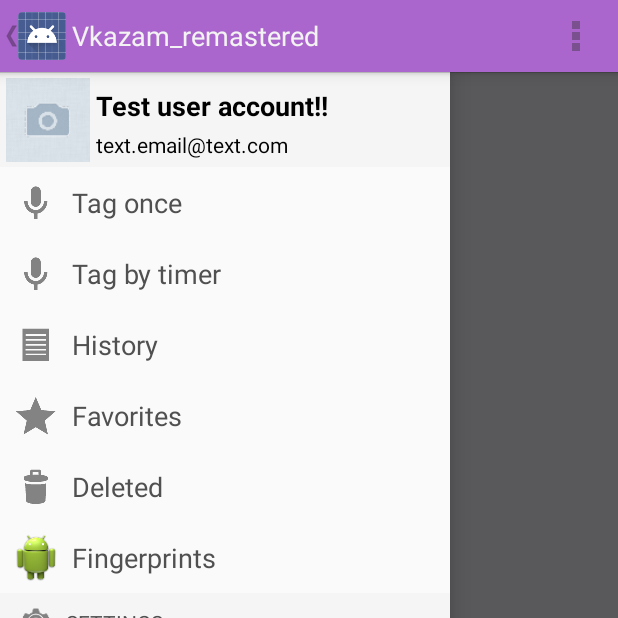
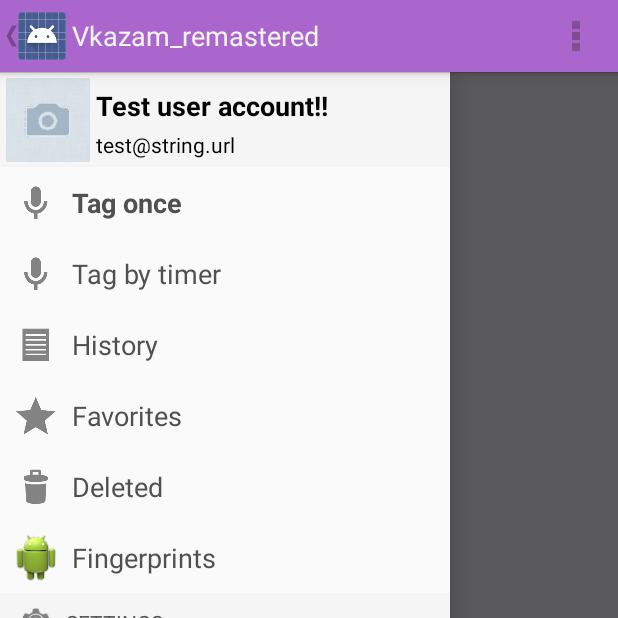
Before and after one commit to SpitsinStafichuk/Vkazam_remastered, an Android app: the screen it shows after launch (DrawerActivity), on a phone screen of 412 x 824 dp, the top half of it. Run offline under Robolectric (Android 15) with nearby library versions, the phone set to English and light mode, and no system bars; 2 statements that could not run were skipped.

Commit message:
- created single selection for drawer elements

```diff
--- a/app/src/main/java/com/SpitsinStafichuk/vkazam_remastered/NavigationDrawerFragment.java
+++ b/app/src/main/java/com/SpitsinStafichuk/vkazam_remastered/NavigationDrawerFragment.java
@@ -32,10 +32,7 @@ import android.view.MenuInflater;
 import android.view.MenuItem;
 import android.view.View;
 import android.view.ViewGroup;
-import android.widget.Adapter;
 import android.widget.AdapterView;
-import android.widget.ArrayAdapter;
-import android.widget.BaseAdapter;
 import android.widget.ListView;
 import android.widget.Toast;
 
@@ -81,6 +78,7 @@ public class NavigationDrawerFragment extends Fragment {
 
     private DrawerLayout mDrawerLayout;
     private ListView mDrawerListView;
+    private VkazamDrawerAdapter mDrawerAdapter;
     private View mFragmentContainerView;
 
     private int mCurrentSelectedPosition = 0;
@@ -129,7 +127,7 @@ public class NavigationDrawerFragment extends Fragment {
         elements.add(new DrawerSecondaryElement.Builder().setIconRes(R.drawable.ic_action_settings).setTitleRes(R.string.SETTINGS_PAGE).build());
         elements.add(new DrawerSecondaryElement.Builder().setIconRes(R.drawable.ic_action_about).setTitleRes(R.string.ABOUT_PAGE).build());
         elements.add(new DrawerSecondaryElement.Builder().setIconRes(R.drawable.ic_action_email).setTitleRes(R.string.SEND_FEEDBACK_PAGE).build());
-        BaseAdapter drawerAdapter = new VkazamDrawerAdapter(getActivity(), elements);
+        mDrawerAdapter = new VkazamDrawerAdapter(getActivity(), elements);
 
         mDrawerListView = (ListView) inflater.inflate(
                 R.layout.fragment_navigation_drawer, container, false);
@@ -139,7 +137,7 @@ public class NavigationDrawerFragment extends Fragment {
                 selectItem(position);
             }
         });
-        mDrawerListView.setAdapter(drawerAdapter);
+        mDrawerListView.setAdapter(mDrawerAdapter);
         mDrawerListView.setItemChecked(mCurrentSelectedPosition, true);
         return mDrawerListView;
     }
@@ -226,6 +224,7 @@ public class NavigationDrawerFragment extends Fragment {
         mCurrentSelectedPosition = position;
         if (mDrawerListView != null) {
             mDrawerListView.setItemChecked(position, true);
+            mDrawerAdapter.setItemChecked(position);
         }
         if (mDrawerLayout != null) {
             mDrawerLayout.closeDrawer(mFragmentContainerView);
--- a/app/src/main/java/com/SpitsinStafichuk/vkazam_remastered/adapters/BindBaseAdapter.java
+++ b/app/src/main/java/com/SpitsinStafichuk/vkazam_remastered/adapters/BindBaseAdapter.java
@@ -21,7 +21,7 @@ import android.widget.BaseAdapter;
 
 /**
  * Abstract implementation of {@link android.widget.BaseAdapter}, that separates
- * getView into creating new view {@link BindBaseAdapter#newView(android.view.ViewGroup)}
+ * getView into creating new view {@link BindBaseAdapter#newView(android.view.ViewGroup, int)}
  * and binding existing view {@link BindBaseAdapter#bindView(android.view.View, int)}.
  *
  * @author Michael Spitsin
--- a/app/src/main/java/com/SpitsinStafichuk/vkazam_remastered/adapters/VkazamDrawerAdapter.java
+++ b/app/src/main/java/com/SpitsinStafichuk/vkazam_remastered/adapters/VkazamDrawerAdapter.java
@@ -41,6 +41,7 @@ public class VkazamDrawerAdapter extends BindBaseAdapter {
 
     private Context mContext;
     private List<VkazamDrawerAdapterElement> mItems;
+    private int mSelectedItemPosition = 1;
 
     public VkazamDrawerAdapter(Context context, List<VkazamDrawerAdapterElement> items) {
         if (items == null) {
@@ -91,6 +92,8 @@ public class VkazamDrawerAdapter extends BindBaseAdapter {
             } else if (element.getIconBitmap() != null) {
                 holder.icon.setImageBitmap(element.getIconBitmap());
             }
+
+            element.setIconSelected(holder.icon, mSelectedItemPosition == position);
         }
 
         if (holder.title != null) {
@@ -99,6 +102,8 @@ public class VkazamDrawerAdapter extends BindBaseAdapter {
             } else if (element.getTitleString() != null) {
                 holder.title.setText(element.getTitleString());
             }
+
+            element.setTitleSelected(holder.title, mSelectedItemPosition == position);
         }
 
         if (holder.summary != null) {
@@ -107,6 +112,8 @@ public class VkazamDrawerAdapter extends BindBaseAdapter {
             } else if (element.getSummaryString() != null) {
                 holder.summary.setText(element.getSummaryString());
             }
+
+            element.setSummarySelected(holder.summary, mSelectedItemPosition == position);
         }
     }
 
@@ -134,4 +141,8 @@ public class VkazamDrawerAdapter extends BindBaseAdapter {
     public long getItemId(int position) {
         return position;
     }
+
+    public void setItemChecked(int position) {
+        mSelectedItemPosition = position;
+    }
 }
--- a/app/src/main/java/com/SpitsinStafichuk/vkazam_remastered/adapters/components/DrawerPrimaryElement.java
+++ b/app/src/main/java/com/SpitsinStafichuk/vkazam_remastered/adapters/components/DrawerPrimaryElement.java
@@ -14,6 +14,10 @@
  * limitations under the License.
  *******************************************************************************/
 package com.SpitsinStafichuk.vkazam_remastered.adapters.components;
+
+import android.graphics.Typeface;
+import android.widget.ImageView;
+import android.widget.TextView;
 
 import com.SpitsinStafichuk.vkazam_remastered.Constants;
 import com.SpitsinStafichuk.vkazam_remastered.R;
@@ -57,6 +61,25 @@ public class DrawerPrimaryElement extends SimpleDrawerAdapterElement{
         return Constants.NO_ID;
     }
 
+    @Override
+    public void setIconSelected(ImageView v, boolean selected) {
+        v.setSelected(selected);
+    }
+
+    @Override
+    public void setTitleSelected(TextView v, boolean selected) {
+        if (selected) {
+            v.setTypeface(null, Typeface.BOLD);
+        } else {
+            v.setTypeface(null, Typeface.NORMAL);
+        }
+    }
+
+    @Override
+    public void setSummarySelected(TextView v, boolean selected) {
+        //nothing because there is no summary
+    }
+
     public static class Builder extends SimpleDrawerAdapterElement.Builder {
 
         @Override
--- a/app/src/main/java/com/SpitsinStafichuk/vkazam_remastered/adapters/components/DrawerProfileElement.java
+++ b/app/src/main/java/com/SpitsinStafichuk/vkazam_remastered/adapters/components/DrawerProfileElement.java
@@ -14,6 +14,10 @@
  * limitations under the License.
  *******************************************************************************/
 package com.SpitsinStafichuk.vkazam_remastered.adapters.components;
+
+import android.graphics.Typeface;
+import android.widget.ImageView;
+import android.widget.TextView;
 
 import com.SpitsinStafichuk.vkazam_remastered.Constants;
 import com.SpitsinStafichuk.vkazam_remastered.R;
@@ -34,7 +38,7 @@ public class DrawerProfileElement extends SimpleDrawerAdapterElement{
 
     @Override
     public int getTypeId() {
-        return 1;
+        return 0;
     }
 
     @Override
@@ -54,7 +58,26 @@ public class DrawerProfileElement extends SimpleDrawerAdapterElement{
 
     @Override
     public int getSummaryLayoutResId() {
-        return Constants.NO_ID;
+        return R.id.summary;
+    }
+
+    @Override
+    public void setIconSelected(ImageView v, boolean selected) {
+        v.setSelected(selected);
+    }
+
+    @Override
+    public void setTitleSelected(TextView v, boolean selected) {
+        //nothing
+    }
+
+    @Override
+    public void setSummarySelected(TextView v, boolean selected) {
+        if (selected) {
+            v.setTypeface(null, Typeface.BOLD);
+        } else {
+            v.setTypeface(null, Typeface.NORMAL);
+        }
     }
 
     public static class Builder extends SimpleDrawerAdapterElement.Builder {
--- a/app/src/main/java/com/SpitsinStafichuk/vkazam_remastered/adapters/components/DrawerSecondaryElement.java
+++ b/app/src/main/java/com/SpitsinStafichuk/vkazam_remastered/adapters/components/DrawerSecondaryElement.java
@@ -15,6 +15,11 @@
  *******************************************************************************/
 package com.SpitsinStafichuk.vkazam_remastered.adapters.components;
 
+import android.graphics.Typeface;
+import android.widget.ImageView;
+import android.widget.TextView;
+
+import com.SpitsinStafichuk.vkazam_remastered.Constants;
 import com.SpitsinStafichuk.vkazam_remastered.R;
 
 /**
@@ -33,7 +38,7 @@ public class DrawerSecondaryElement extends SimpleDrawerAdapterElement{
 
     @Override
     public int getTypeId() {
-        return 1;
+        return 2;
     }
 
     @Override
@@ -53,7 +58,26 @@ public class DrawerSecondaryElement extends SimpleDrawerAdapterElement{
 
     @Override
     public int getSummaryLayoutResId() {
-        return R.id.summary;
+        return Constants.NO_ID;
+    }
+
+    @Override
+    public void setIconSelected(ImageView v, boolean selected) {
+        v.setSelected(selected);
+    }
+
+    @Override
+    public void setTitleSelected(TextView v, boolean selected) {
+        if (selected) {
+            v.setTypeface(null, Typeface.BOLD);
+        } else {
+            v.setTypeface(null, Typeface.NORMAL);
+        }
+    }
+
+    @Override
+    public void setSummarySelected(TextView v, boolean selected) {
+        //nothing because there is no summary
     }
 
     public static class Builder extends SimpleDrawerAdapterElement.Builder {
--- a/app/src/main/java/com/SpitsinStafichuk/vkazam_remastered/adapters/components/VkazamDrawerAdapterElement.java
+++ b/app/src/main/java/com/SpitsinStafichuk/vkazam_remastered/adapters/components/VkazamDrawerAdapterElement.java
@@ -133,6 +133,36 @@ public interface VkazamDrawerAdapterElement {
     int getSummaryId();
 
     /**
+     * Calls when some external adapter wants to highlight its item or select this.
+     * Each type of drawer item must implement this method to provide it own
+     * selection style.
+     *
+     * @param v view of icon
+     * @param selected selected state (true - selected, false - not)
+     */
+    void setIconSelected(ImageView v, boolean selected);
+
+    /**
+     * Calls when some external adapter wants to highlight its item or select this.
+     * Each type of drawer item must implement this method to provide it own
+     * selection style.
+     *
+     * @param v view of title
+     * @param selected selected state (true - selected, false - not)
+     */
+    void setTitleSelected(TextView v, boolean selected);
+
+    /**
+     * Calls when some external adapter wants to highlight its item or select this.
+     * Each type of drawer item must implement this method to provide it own
+     * selection style.
+     *
+     * @param v view of summary
+     * @param selected selected state (true - selected, false - not)
+     */
+    void setSummarySelected(TextView v, boolean selected);
+
+    /**
      * Common holder for all subclasses, that used by
      * {@link com.SpitsinStafichuk.vkazam_remastered.adapters.VkazamDrawerAdapter}.
      *
--- /dev/null
+++ b/app/src/main/res/drawable/drawer_item_primary_background.xml
@@ -0,0 +1,6 @@
+<?xml version="1.0" encoding="utf-8"?>
+
+<selector xmlns:android="http://schemas.android.com/apk/res/android">
+    <item android:state_pressed="true" android:drawable="@color/blue_bright"/>
+    <item android:drawable="@color/white_mostly_primary"/>
+</selector>
--- /dev/null
+++ b/app/src/main/res/drawable/drawer_item_secondary_background.xml
@@ -0,0 +1,6 @@
+<?xml version="1.0" encoding="utf-8"?>
+
+<selector xmlns:android="http://schemas.android.com/apk/res/android">
+    <item android:state_pressed="true" android:drawable="@color/blue_bright"/>
+    <item android:drawable="@color/white_mostly_secondary"/>
+</selector>
--- a/app/src/main/res/layout/drawer_header.xml
+++ b/app/src/main/res/layout/drawer_header.xml
@@ -5,7 +5,7 @@
     android:orientation="horizontal"
     android:layout_width="match_parent"
     android:layout_height="64dp"
-    android:background="@color/white_mostly_secondary">
+    android:background="@drawable/drawer_item_secondary_background">
 
     <ImageView
         android:id="@+id/icon"
--- a/app/src/main/res/layout/drawer_item_primary.xml
+++ b/app/src/main/res/layout/drawer_item_primary.xml
@@ -5,7 +5,7 @@
     android:orientation="horizontal"
     android:layout_width="match_parent"
     android:layout_height="48dp"
-    android:background="@color/white_mostly_primary">
+    android:background="@drawable/drawer_item_primary_background">
 
     <ImageView
         android:id="@+id/icon"
--- a/app/src/main/res/layout/drawer_item_secondary.xml
+++ b/app/src/main/res/layout/drawer_item_secondary.xml
@@ -5,7 +5,7 @@
     android:orientation="vertical"
     android:layout_width="match_parent"
     android:layout_height="wrap_content"
-    android:background="@color/white_mostly_secondary">
+    android:background="@drawable/drawer_item_secondary_background">
 
     <LinearLayout
         android:orientation="horizontal"
--- a/app/src/main/res/values/colors.xml
+++ b/app/src/main/res/values/colors.xml
@@ -1,6 +1,7 @@
 <?xml version="1.0" encoding="utf-8"?>
 <resources>
-    <color name="gray">#bebebe</color>
+    <color name="blue_bright">#33B5E6</color>
+    <color name="gray">#BEBEBE</color>
     <color name="gray_dark_very">#505050</color>
     <color name="gray_light_very">#E5E5E5</color>
     <color name="violet_light_graylish">#E0DCE3</color>
```
